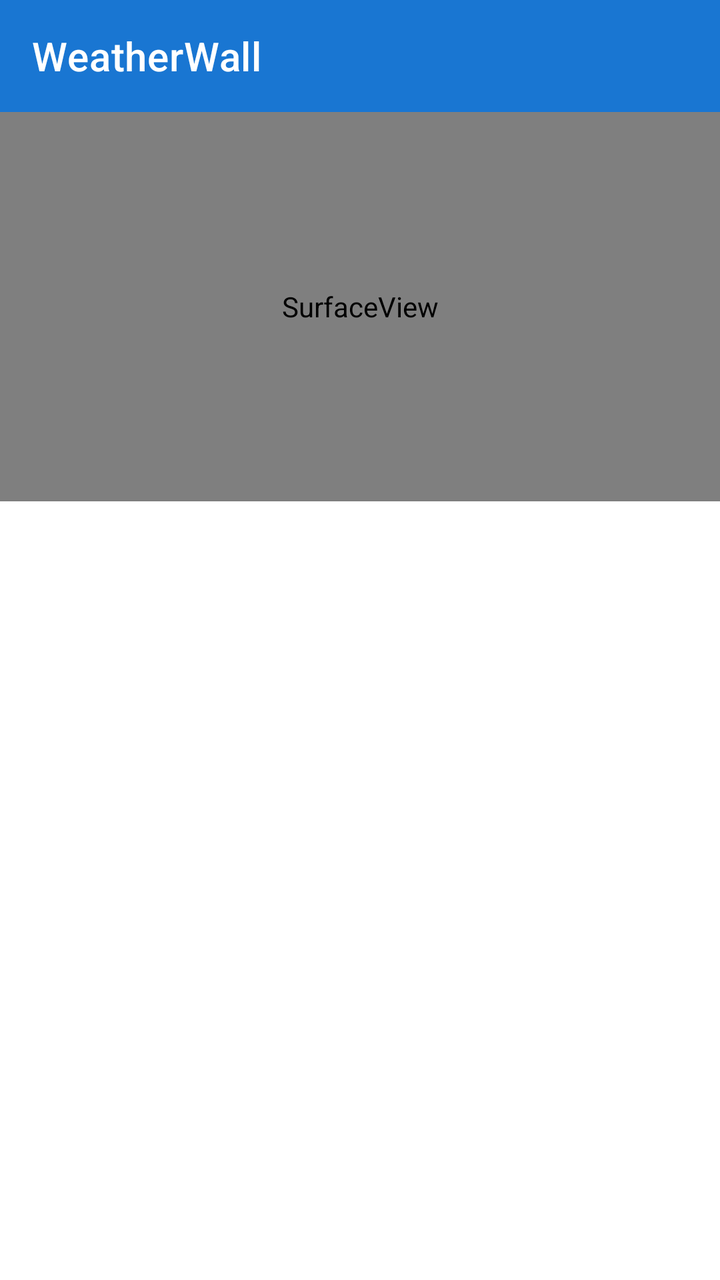
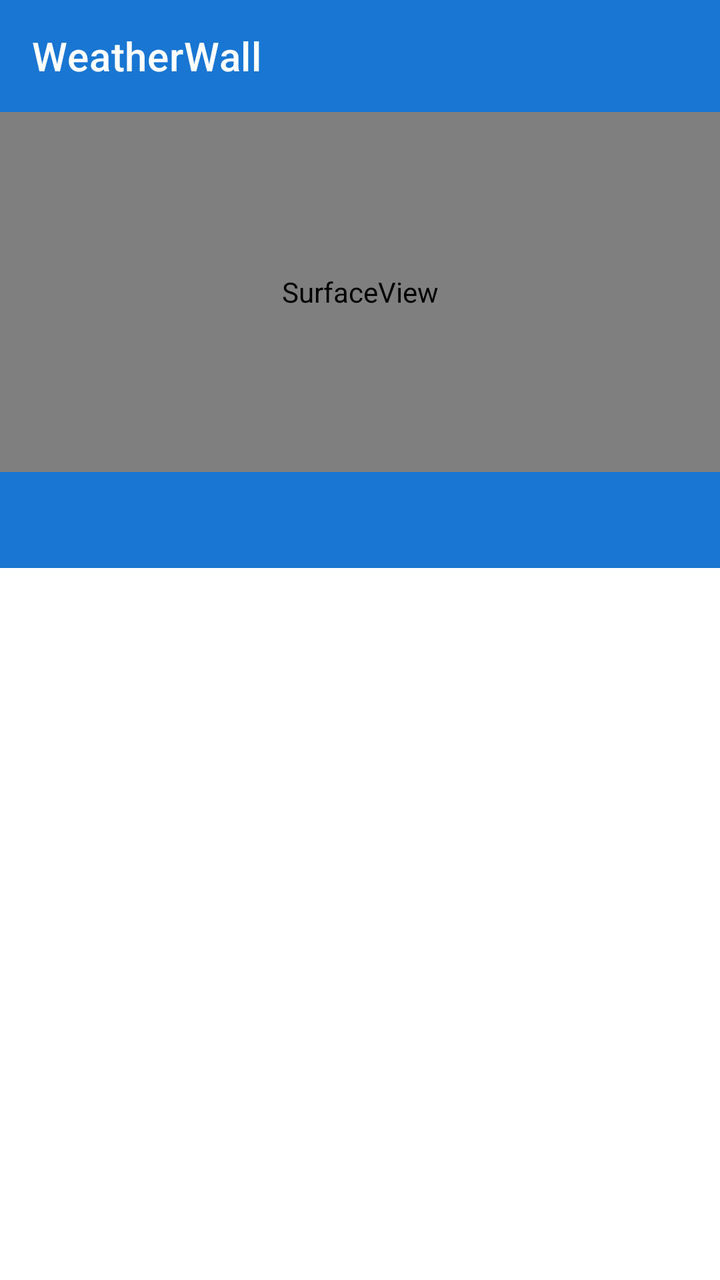

Screens rendered from an Android XML layout before and after an edit, with the pre-edit source and the edit as a unified diff.
<!-- AndroidManifest.xml: activity theme Theme.WeatherWall -->
<!-- res/layout/activity_main.xml -->
<?xml version="1.0" encoding="utf-8"?>
<LinearLayout xmlns:android="http://schemas.android.com/apk/res/android"
    xmlns:app="http://schemas.android.com/apk/res-auto"
    android:layout_width="match_parent"
    android:layout_height="match_parent"
    android:orientation="vertical">

    <com.google.android.material.appbar.MaterialToolbar
        android:id="@+id/toolbar"
        android:layout_width="match_parent"
        android:layout_height="?attr/actionBarSize"
        android:background="?attr/colorPrimary"
        app:title="@string/app_name"
        app:titleTextColor="@android:color/white" />

    
    <SurfaceView
        android:id="@+id/preview_surface"
        android:layout_width="match_parent"
        android:layout_height="0dp"
        android:layout_weight="0.5" />

    <FrameLayout
        android:id="@+id/settings_container"
        android:layout_width="match_parent"
        android:layout_height="0dp"
        android:layout_weight="1" />

</LinearLayout>
<!-- resources referenced by this layout -->
<resources>
  <string name="app_name">WeatherWall</string>
  <style name="Theme.WeatherWall" parent="Theme.MaterialComponents.DayNight.NoActionBar">
          <item name="colorPrimary">#1976D2</item>
          <item name="colorPrimaryDark">#1565C0</item>
          <item name="colorPrimaryVariant">#1565C0</item>
          <item name="colorOnPrimary">#FFFFFF</item>
          <item name="colorSecondary">#4fc3f7</item>
          <item name="colorSecondaryVariant">#03A9F4</item>
          <item name="colorOnSecondary">#000000</item>
          <item name="android:statusBarColor">?attr/colorPrimaryDark</item>
      </style>
</resources>

<!-- the commit's change to res/layout/activity_main.xml (unified diff, before → after) -->
@@ -17,11 +17,23 @@
     <SurfaceView
         android:id="@+id/preview_surface"
         android:layout_width="match_parent"
-        android:layout_height="0dp"
-        android:layout_weight="0.5" />
+        android:layout_height="180dp" />
 
-    <FrameLayout
-        android:id="@+id/settings_container"
+    
+    <com.google.android.material.tabs.TabLayout
+        android:id="@+id/tab_layout"
+        android:layout_width="match_parent"
+        android:layout_height="wrap_content"
+        android:background="?attr/colorPrimary"
+        app:tabTextColor="@android:color/white"
+        app:tabSelectedTextColor="@android:color/white"
+        app:tabIndicatorColor="@android:color/white"
+        app:tabMode="fixed"
+        app:tabGravity="fill" />
+
+    
+    <androidx.viewpager2.widget.ViewPager2
+        android:id="@+id/view_pager"
         android:layout_width="match_parent"
         android:layout_height="0dp"
         android:layout_weight="1" />
